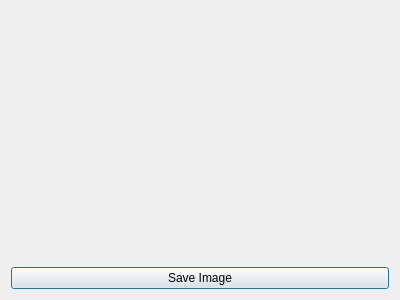
Above: yvEncryptedChat/ImageTransfer/imageshowdialog.ui from yvbbrjdr/yvEP before the change. Below: the same form after it.
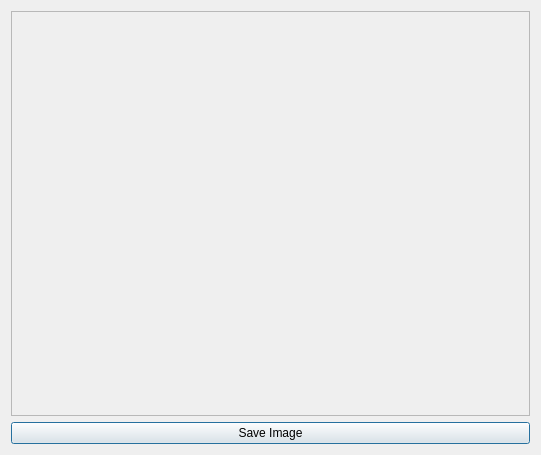
That is the form after the change.

Commit message: Several changes to ImageTransfer - Added send and receive notification - Resize Show Dialog

The edit to the form file:
```diff
--- a/yvEncryptedChat/ImageTransfer/imageshowdialog.ui
+++ b/yvEncryptedChat/ImageTransfer/imageshowdialog.ui
@@ -6,19 +6,41 @@
    <rect>
     <x>0</x>
     <y>0</y>
-    <width>400</width>
-    <height>300</height>
+    <width>541</width>
+    <height>455</height>
    </rect>
   </property>
   <property name="windowTitle">
    <string>Dialog</string>
   </property>
+  <layout class="QVBoxLayout" name="verticalLayout_2">
+   <item>
+    <widget class="QScrollArea" name="scrollArea">
+     <property name="widgetResizable">
+      <bool>true</bool>
+     </property>
+     <widget class="QWidget" name="scrollAreaWidgetContents">
+      <property name="geometry">
+       <rect>
+        <x>0</x>
+        <y>0</y>
+        <width>521</width>
+        <height>404</height>
+       </rect>
+      </property>
   <layout class="QVBoxLayout" name="verticalLayout">
    <item>
     <widget class="QLabel" name="label">
      <property name="text">
       <string/>
      </property>
+         <property name="alignment">
+          <set>Qt::AlignCenter</set>
+         </property>
+        </widget>
+       </item>
+      </layout>
+     </widget>
     </widget>
    </item>
    <item>
```
Lines whose indentation alone changed are shown as unchanged. The commit also changes 1 other file.
